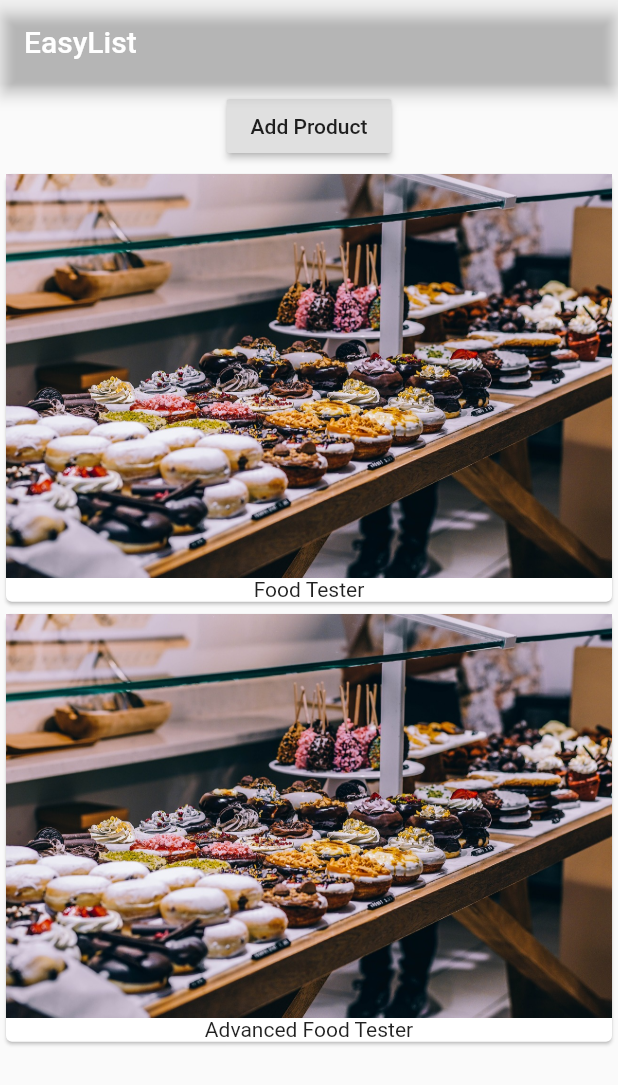
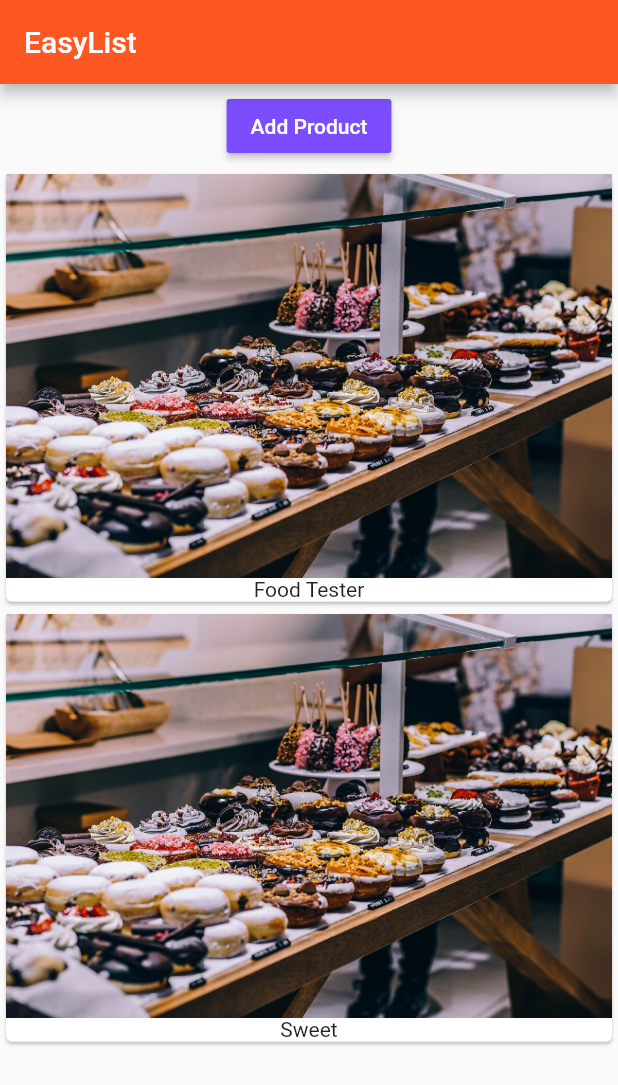
Before and after one commit to Daym3l/flutter_course, a Flutter app: the screen it shows after launch, after a tap on "Add Product", on a phone screen of 412 x 824 dp. Shown: the top 1085 px of the screen. Run offline on Flutter 3.47's test engine with Material 2 defaults, Android fonts, the phone set to English and light mode, and no system bars.

Commit message:
Section 2 finish

```diff
--- a/lib/main.dart
+++ b/lib/main.dart
@@ -7,12 +7,14 @@ class MyApp extends StatelessWidget {
   @override
   Widget build(BuildContext context) {
     return MaterialApp(
+      theme: ThemeData(
+          primarySwatch: Colors.deepOrange,
+          accentColor: Colors.deepPurpleAccent),
       home: Scaffold(
         appBar: AppBar(
-          backgroundColor: Color(333),
           title: Text('EasyList'),
         ),
-        body: ProductManager('Food Tester'),
+        body: ProductManager(startingProducts: 'Food Tester'),
       ),
     );
   }
--- /dev/null
+++ b/lib/product_control.dart
@@ -0,0 +1,17 @@
+import 'package:flutter/material.dart';
+
+class ProductControl extends StatelessWidget {
+  final Function addProduct;
+  ProductControl(this.addProduct);
+  @override
+  Widget build(BuildContext context) {
+    return RaisedButton(
+      color: Theme.of(context).accentColor,
+      textColor: Colors.white,
+      onPressed: () {
+        addProduct('Sweet');
+      },
+      child: Text('Add Product'),
+    );
+  }
+}
--- a/lib/product_manager.dart
+++ b/lib/product_manager.dart
@@ -1,10 +1,11 @@
 import 'package:flutter/material.dart';
 import './products.dart';
+import './product_control.dart';
 
 class ProductManager extends StatefulWidget {
   final String startingProducts;
 
-  ProductManager(this.startingProducts);
+  ProductManager({this.startingProducts = 'Sweet Tester'});
 
   @override
   State<StatefulWidget> createState() {
@@ -21,20 +22,19 @@ class _ProductManagerState extends State<ProductManager> {
     super.initState();
   }
 
+  void _addProducts(String product) {
+    setState(() {
+      _products.add(product);
+    });
+  }
+
   @override
   Widget build(BuildContext context) {
     return Column(
       children: [
         Container(
           margin: EdgeInsets.all(4.0),
-          child: RaisedButton(
-            onPressed: () {
-              setState(() {
-                _products.add('Advanced Food Tester');
-              });
-            },
-            child: Text('Add Product'),
-          ),
+          child: ProductControl(_addProducts),
         ),
         Products(_products)
       ],
--- a/lib/products.dart
+++ b/lib/products.dart
@@ -3,7 +3,7 @@ import 'package:flutter/material.dart';
 class Products extends StatelessWidget {
   final List<String> products;
 
-  Products(this.products);
+  Products([this.products = const []]);
 
   @override
   Widget build(BuildContext context) {
```
